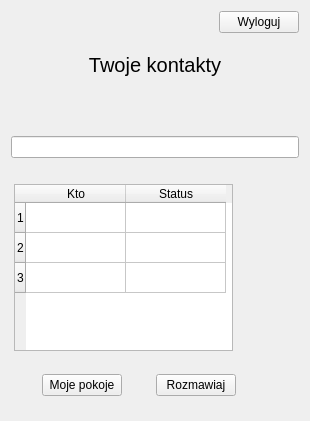
First picture: the form in JaroEliCall/gui/adduser.ui, repository jaroslaw-wieczorek/Project_IP_Telephony_Python_Voip, before the edit.
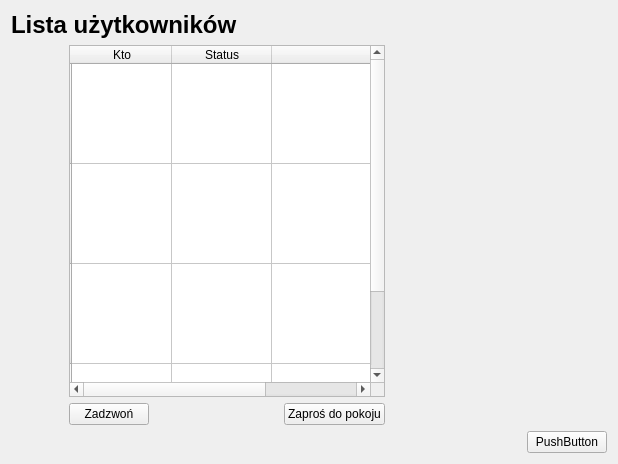
Second picture: the form after the edit. Icons and pictures are not drawn.

```diff
--- a/JaroEliCall/gui/adduser.ui
+++ b/JaroEliCall/gui/adduser.ui
@@ -6,132 +6,29 @@
    <rect>
     <x>0</x>
     <y>0</y>
-    <width>310</width>
-    <height>421</height>
+    <width>618</width>
+    <height>464</height>
    </rect>
   </property>
   <property name="windowTitle">
    <string>Form</string>
   </property>
-  <layout class="QVBoxLayout" name="verticalLayout_2">
+  <layout class="QVBoxLayout" name="verticalLayout_6">
    <item>
-    <layout class="QGridLayout" name="gridLayout">
-     <item row="0" column="1">
-      <widget class="QPushButton" name="pushButton_2">
+    <layout class="QVBoxLayout" name="verticalLayout_4">
+     <item>
+      <widget class="QLabel" name="label">
        <property name="text">
-        <string>Wyloguj</string>
+        <string>&lt;html&gt;&lt;head/&gt;&lt;body&gt;&lt;p&gt;&lt;span style=&quot; font-size:18pt; font-weight:600;&quot;&gt;Lista użytkowników&lt;/span&gt;&lt;/p&gt;&lt;/body&gt;&lt;/html&gt;</string>
        </property>
       </widget>
      </item>
-     <item row="0" column="0">
-      <spacer name="horizontalSpacer_7">
-       <property name="orientation">
-        <enum>Qt::Horizontal</enum>
-       </property>
-       <property name="sizeHint" stdset="0">
-        <size>
-         <width>40</width>
-         <height>20</height>
-        </size>
-       </property>
-      </spacer>
-     </item>
     </layout>
    </item>
    <item>
-    <spacer name="verticalSpacer_2">
-     <property name="orientation">
-      <enum>Qt::Vertical</enum>
-     </property>
-     <property name="sizeHint" stdset="0">
-      <size>
-       <width>20</width>
-       <height>40</height>
-      </size>
-     </property>
-    </spacer>
-   </item>
-   <item>
-    <widget class="QLabel" name="label">
-     <property name="font">
-      <font>
-       <pointsize>15</pointsize>
-      </font>
-     </property>
-     <property name="text">
-      <string>Twoje kontakty</string>
-     </property>
-     <property name="alignment">
-      <set>Qt::AlignCenter</set>
-     </property>
-    </widget>
-   </item>
-   <item>
-    <spacer name="verticalSpacer_5">
-     <property name="orientation">
-      <enum>Qt::Vertical</enum>
-     </property>
-     <property name="sizeHint" stdset="0">
-      <size>
-       <width>20</width>
-       <height>39</height>
-      </size>
-     </property>
-    </spacer>
-   </item>
-   <item>
-    <spacer name="horizontalSpacer_23">
-     <property name="orientation">
-      <enum>Qt::Horizontal</enum>
-     </property>
-     <property name="sizeHint" stdset="0">
-      <size>
-       <width>316</width>
-       <height>20</height>
-      </size>
-     </property>
-    </spacer>
-   </item>
-   <item>
-    <spacer name="horizontalSpacer_14">
-     <property name="orientation">
-      <enum>Qt::Horizontal</enum>
-     </property>
-     <property name="sizeHint" stdset="0">
-      <size>
-       <width>316</width>
-       <height>20</height>
-      </size>
-     </property>
-    </spacer>
-   </item>
-   <item>
-    <widget class="QLineEdit" name="lineEdit_6">
-     <property name="minimumSize">
-      <size>
-       <width>100</width>
-       <height>0</height>
-      </size>
-     </property>
-    </widget>
-   </item>
-   <item>
-    <spacer name="horizontalSpacer_15">
-     <property name="orientation">
-      <enum>Qt::Horizontal</enum>
-     </property>
-     <property name="sizeHint" stdset="0">
-      <size>
-       <width>316</width>
-       <height>20</height>
-      </size>
-     </property>
-    </spacer>
-   </item>
-   <item>
-    <layout class="QHBoxLayout" name="horizontalLayout_3">
+    <layout class="QHBoxLayout" name="horizontalLayout_4">
      <item>
-      <spacer name="horizontalSpacer_5">
+      <spacer name="horizontalSpacer_6">
        <property name="orientation">
         <enum>Qt::Horizontal</enum>
        </property>
@@ -144,48 +41,151 @@
       </spacer>
      </item>
      <item>
-      <widget class="QTableWidget" name="tableWidget">
-       <property name="textElideMode">
-        <enum>Qt::ElideMiddle</enum>
-       </property>
-       <property name="showGrid">
-        <bool>true</bool>
-       </property>
-       <property name="sortingEnabled">
-        <bool>true</bool>
-       </property>
-       <property name="rowCount">
-        <number>3</number>
-       </property>
-       <attribute name="horizontalHeaderMinimumSectionSize">
-        <number>100</number>
-       </attribute>
-       <attribute name="verticalHeaderCascadingSectionResizes">
-        <bool>false</bool>
-       </attribute>
-       <row/>
-       <row/>
-       <row/>
-       <column>
-        <property name="text">
-         <string>Kto</string>
-        </property>
-       </column>
-       <column>
-        <property name="text">
-         <string>Status</string>
-        </property>
-       </column>
-      </widget>
+      <layout class="QVBoxLayout" name="verticalLayout_2">
+       <item>
+        <widget class="QTableWidget" name="tableWidget_2">
+         <property name="minimumSize">
+          <size>
+           <width>316</width>
+           <height>100</height>
+          </size>
+         </property>
+         <property name="maximumSize">
+          <size>
+           <width>300</width>
+           <height>16777215</height>
+          </size>
+         </property>
+         <property name="baseSize">
+          <size>
+           <width>300</width>
+           <height>100</height>
+          </size>
+         </property>
+         <property name="autoFillBackground">
+          <bool>false</bool>
+         </property>
+         <property name="midLineWidth">
+          <number>1</number>
+         </property>
+         <property name="autoScroll">
+          <bool>false</bool>
+         </property>
+         <property name="iconSize">
+          <size>
+           <width>20</width>
+           <height>20</height>
+          </size>
+         </property>
+         <property name="textElideMode">
+          <enum>Qt::ElideMiddle</enum>
+         </property>
+         <attribute name="horizontalHeaderCascadingSectionResizes">
+          <bool>true</bool>
+         </attribute>
+         <attribute name="horizontalHeaderDefaultSectionSize">
+          <number>100</number>
+         </attribute>
+         <attribute name="verticalHeaderMinimumSectionSize">
+          <number>100</number>
+         </attribute>
+         <row>
+          <property name="text">
+           <string/>
+          </property>
+          <property name="textAlignment">
+           <set>AlignCenter</set>
+          </property>
+         </row>
+         <row>
+          <property name="text">
+           <string/>
+          </property>
+          <property name="textAlignment">
+           <set>AlignCenter</set>
+          </property>
+         </row>
+         <row>
+          <property name="text">
+           <string/>
+          </property>
+          <property name="textAlignment">
+           <set>AlignCenter</set>
+          </property>
+         </row>
+         <row>
+          <property name="text">
+           <string/>
+          </property>
+          <property name="textAlignment">
+           <set>AlignCenter</set>
+          </property>
+         </row>
+         <column>
+          <property name="text">
+           <string>Kto</string>
+          </property>
+         </column>
+         <column>
+          <property name="text">
+           <string>Status</string>
+          </property>
+         </column>
+         <column>
+          <property name="text">
+           <string/>
+          </property>
+         </column>
+         <item row="0" column="2">
+          <property name="icon">
+           <iconset>
+            <activeoff>icons/111317-essential-ui/svg/close-cross.svg</activeoff>
+           </iconset>
+          </property>
+         </item>
+        </widget>
+       </item>
+       <item>
+        <layout class="QHBoxLayout" name="horizontalLayout_5">
+         <item>
+          <widget class="QPushButton" name="pushButton_4">
+           <property name="text">
+            <string>Zadzwoń</string>
+           </property>
+          </widget>
+         </item>
+         <item>
+          <spacer name="horizontalSpacer_7">
+           <property name="orientation">
+            <enum>Qt::Horizontal</enum>
+           </property>
+           <property name="sizeHint" stdset="0">
+            <size>
+             <width>40</width>
+             <height>20</height>
+            </size>
+           </property>
+          </spacer>
+         </item>
+         <item>
+          <widget class="QPushButton" name="pushButton_5">
+           <property name="text">
+            <string>Zaproś do pokoju</string>
+           </property>
+          </widget>
+         </item>
+        </layout>
+       </item>
+      </layout>
      </item>
      <item>
-      <layout class="QVBoxLayout" name="verticalLayout">
+      <layout class="QVBoxLayout" name="verticalLayout_5">
        <item>
         <widget class="QLabel" name="label_2">
          <property name="minimumSize">
           <size>
-           <width>60</width>
-           <height>60</height>
+           <width>100</width>
+           <height>100</height>
           </size>
          </property>
          <property name="text">
@@ -197,10 +197,13 @@
          <property name="alignment">
           <set>Qt::AlignCenter</set>
          </property>
+         <property name="indent">
+          <number>0</number>
+         </property>
         </widget>
        </item>
        <item>
-        <spacer name="verticalSpacer">
+        <spacer name="verticalSpacer_2">
          <property name="orientation">
           <enum>Qt::Vertical</enum>
          </property>
@@ -214,39 +217,36 @@
        </item>
       </layout>
      </item>
+     <item>
+      <spacer name="horizontalSpacer_8">
+       <property name="orientation">
+        <enum>Qt::Horizontal</enum>
+       </property>
+       <property name="sizeHint" stdset="0">
+        <size>
+         <width>40</width>
+         <height>20</height>
+        </size>
+       </property>
+      </spacer>
+     </item>
+     <item>
+      <spacer name="horizontalSpacer_9">
+       <property name="orientation">
+        <enum>Qt::Horizontal</enum>
+       </property>
+       <property name="sizeHint" stdset="0">
+        <size>
+         <width>40</width>
+         <height>20</height>
+        </size>
+       </property>
+      </spacer>
+     </item>
     </layout>
    </item>
    <item>
-    <spacer name="verticalSpacer_9">
-     <property name="orientation">
-      <enum>Qt::Vertical</enum>
-     </property>
-     <property name="sizeHint" stdset="0">
-      <size>
-       <width>20</width>
-       <height>43</height>
-      </size>
-     </property>
-    </spacer>
-   </item>
-   <item>
-    <spacer name="verticalSpacer_6">
-     <property name="orientation">
-      <enum>Qt::Vertical</enum>
-     </property>
-     <property name="sizeHint" stdset="0">
-      <size>
-       <width>20</width>
-       <height>23</height>
-      </size>
-     </property>
-    </spacer>
-   </item>
-   <item>
-    <layout class="QHBoxLayout" name="horizontalLayout">
-     <property name="spacing">
-      <number>2</number>
-     </property>
+    <layout class="QHBoxLayout" name="horizontalLayout_2">
      <item>
       <spacer name="horizontalSpacer_2">
        <property name="orientation">
@@ -263,71 +263,12 @@
      <item>
       <widget class="QPushButton" name="pushButton_3">
        <property name="text">
-        <string>Moje pokoje</string>
+        <string>PushButton</string>
        </property>
       </widget>
      </item>
-     <item>
-      <spacer name="horizontalSpacer">
-       <property name="orientation">
-        <enum>Qt::Horizontal</enum>
-       </property>
-       <property name="sizeHint" stdset="0">
-        <size>
-         <width>40</width>
-         <height>20</height>
-        </size>
-       </property>
-      </spacer>
-     </item>
-     <item>
-      <widget class="QPushButton" name="pushButton">
-       <property name="text">
-        <string>Rozmawiaj</string>
-       </property>
-      </widget>
-     </item>
-     <item>
-      <spacer name="horizontalSpacer_4">
-       <property name="orientation">
-        <enum>Qt::Horizontal</enum>
-       </property>
-       <property name="sizeHint" stdset="0">
-        <size>
-         <width>40</width>
-         <height>20</height>
-        </size>
-       </property>
-      </spacer>
-     </item>
-     <item>
-      <spacer name="horizontalSpacer_3">
-       <property name="orientation">
-        <enum>Qt::Horizontal</enum>
-       </property>
-       <property name="sizeHint" stdset="0">
-        <size>
-         <width>40</width>
-         <height>20</height>
-        </size>
-       </property>
-      </spacer>
-     </item>
     </layout>
    </item>
-   <item>
-    <spacer name="verticalSpacer_7">
-     <property name="orientation">
-      <enum>Qt::Vertical</enum>
-     </property>
-     <property name="sizeHint" stdset="0">
-      <size>
-       <width>20</width>
-       <height>40</height>
-      </size>
-     </property>
-    </spacer>
-   </item>
   </layout>
  </widget>
  <resources>
```
Left out of the diff: 9 changed lines with no effect on the pictures.
